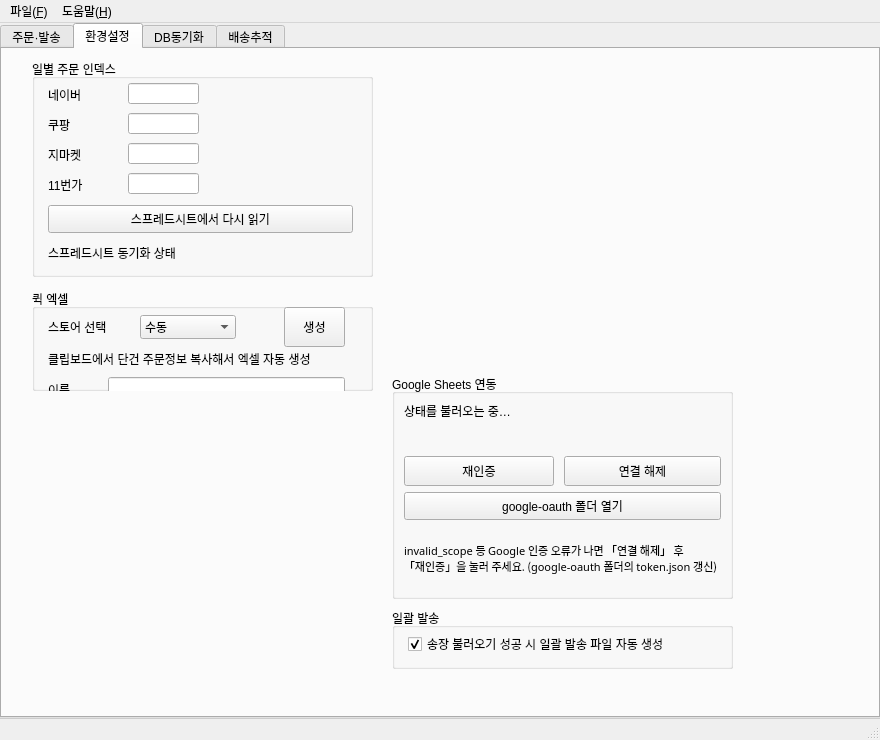
This is ui/main_window.ui in Peanut0711/easy-fulfill as Qt 5 draws it before an edit. The edited form follows.
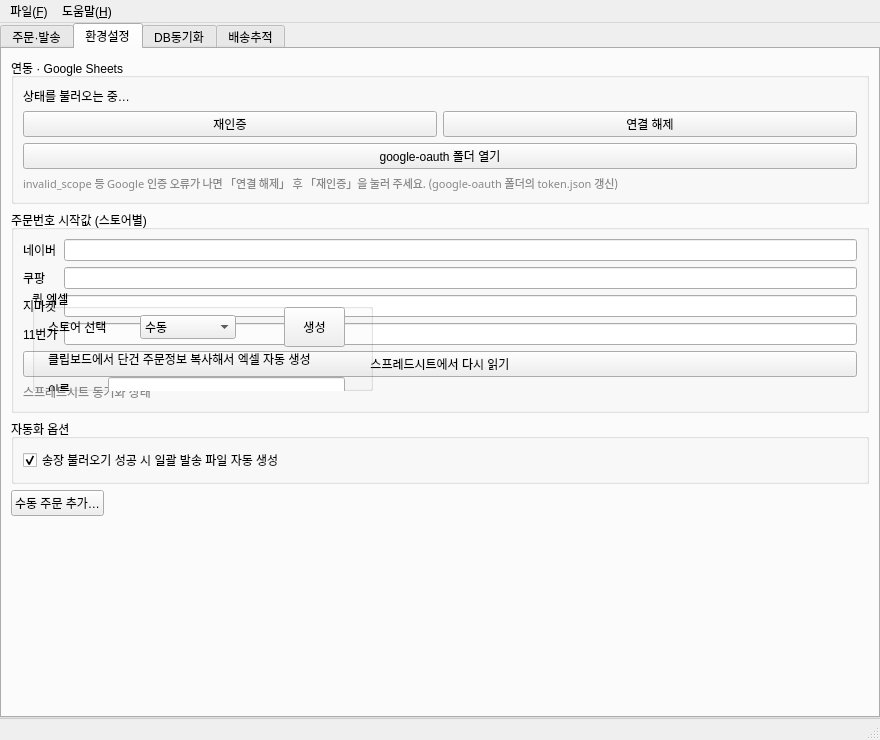
This is the edited form. The open tabs and pages were chosen to show the change.

Commit message:
refactor(ui): 환경설정 탭 레이아웃 기반 재구성 + 퀵엑셀 다이얼로그 분리
절대좌표로 흩어져 있던 환경설정 탭(tab_2)을 QVBoxLayout 기반으로 재배치.
- 논리 순서로 정렬: 연동(Google Sheets) → 주문번호 시작값 → 자동화 옵션.
  주문 인덱스는 QFormLayout, 상태 라벨은 회색으로 낮춤. 그룹 제목 명확화.
- '퀵 엑셀'(수동 단건 주문 입력→생성)을 탭에서 빼 별도 모달리스 다이얼로그로
  분리하고, 탭엔 「수동 주문 추가…」 버튼만 노출. 시작 시 groupBox를 다이얼로그로
  reparent(objectName·시그널 보존). 구 절대좌표 보정 로직 제거.
- .ui 변경은 tab_2 구간으로 한정(나머지 탭 무수정). QUiLoader 로드·위젯 검증 완료.

```diff
--- a/ui/main_window.ui
+++ b/ui/main_window.ui
@@ -415,140 +415,212 @@
        <attribute name="title">
         <string>환경설정</string>
        </attribute>
-       <widget class="QGroupBox" name="groupBox_order_index">
-        <property name="geometry">
-         <rect>
-          <x>30</x>
-          <y>10</y>
-          <width>341</width>
-          <height>218</height>
-         </rect>
-        </property>
-        <property name="title">
-         <string>일별 주문 인덱스</string>
-        </property>
-        <widget class="QLabel" name="label_3">
-         <property name="geometry">
-          <rect>
-           <x>16</x>
-           <y>28</y>
-           <width>72</width>
-           <height>16</height>
-          </rect>
-         </property>
-         <property name="text">
-          <string>네이버</string>
-         </property>
-        </widget>
-        <widget class="QLineEdit" name="lineEdit_idx_naver">
-         <property name="geometry">
-          <rect>
-           <x>96</x>
-           <y>24</y>
-           <width>71</width>
-           <height>21</height>
-          </rect>
-         </property>
-        </widget>
-        <widget class="QLabel" name="label_4">
-         <property name="geometry">
-          <rect>
-           <x>16</x>
-           <y>58</y>
-           <width>72</width>
-           <height>16</height>
-          </rect>
-         </property>
-         <property name="text">
-          <string>쿠팡</string>
-         </property>
-        </widget>
-        <widget class="QLineEdit" name="lineEdit_idx_coupang">
-         <property name="geometry">
-          <rect>
-           <x>96</x>
-           <y>54</y>
-           <width>71</width>
-           <height>21</height>
-          </rect>
-         </property>
-        </widget>
-        <widget class="QLabel" name="label_5">
-         <property name="geometry">
-          <rect>
-           <x>16</x>
-           <y>88</y>
-           <width>72</width>
-           <height>16</height>
-          </rect>
-         </property>
-         <property name="text">
-          <string>지마켓</string>
-         </property>
-        </widget>
-        <widget class="QLineEdit" name="lineEdit_idx_gmarket">
-         <property name="geometry">
-          <rect>
-           <x>96</x>
-           <y>84</y>
-           <width>71</width>
-           <height>21</height>
-          </rect>
-         </property>
-        </widget>
-        <widget class="QLabel" name="label_idx_11st">
-         <property name="geometry">
-          <rect>
-           <x>16</x>
-           <y>118</y>
-           <width>72</width>
-           <height>16</height>
-          </rect>
-         </property>
-         <property name="text">
-          <string>11번가</string>
-         </property>
-        </widget>
-        <widget class="QLineEdit" name="lineEdit_idx_11st">
-         <property name="geometry">
-          <rect>
-           <x>96</x>
-           <y>114</y>
-           <width>71</width>
-           <height>21</height>
-          </rect>
-         </property>
-        </widget>
-        <widget class="QPushButton" name="pushButton_index_sheet_refresh">
-         <property name="geometry">
-          <rect>
-           <x>16</x>
-           <y>146</y>
-           <width>305</width>
-           <height>28</height>
-          </rect>
-         </property>
-         <property name="text">
-          <string>스프레드시트에서 다시 읽기</string>
-         </property>
-        </widget>
-        <widget class="QLabel" name="label_index_sheet_sync">
-         <property name="geometry">
-          <rect>
-           <x>16</x>
-           <y>178</y>
-           <width>305</width>
-           <height>32</height>
-          </rect>
-         </property>
-         <property name="text">
-          <string>스프레드시트 동기화 상태</string>
-         </property>
-         <property name="wordWrap">
-          <bool>true</bool>
-         </property>
-        </widget>
-       </widget>
+       <layout class="QVBoxLayout" name="verticalLayout_settings">
+        <item>
+         <widget class="QGroupBox" name="groupBox_google_sheets">
+          <property name="title">
+           <string>연동 · Google Sheets</string>
+          </property>
+          <layout class="QVBoxLayout" name="verticalLayout_google_sheets">
+           <item>
+            <widget class="QLabel" name="label_google_auth_status">
+             <property name="text">
+              <string>상태를 불러오는 중…</string>
+             </property>
+             <property name="wordWrap">
+              <bool>true</bool>
+             </property>
+             <property name="alignment">
+              <set>Qt::AlignmentFlag::AlignLeft|Qt::AlignmentFlag::AlignTop</set>
+             </property>
+            </widget>
+           </item>
+           <item>
+            <layout class="QHBoxLayout" name="horizontalLayout_google_buttons">
+             <item>
+              <widget class="QPushButton" name="pushButton_google_reauth">
+               <property name="text">
+                <string>재인증</string>
+               </property>
+               <property name="toolTip">
+                <string>저장된 로그인을 지우고 브라우저에서 다시 Google 계정 연결</string>
+               </property>
+              </widget>
+             </item>
+             <item>
+              <widget class="QPushButton" name="pushButton_google_disconnect">
+               <property name="text">
+                <string>연결 해제</string>
+               </property>
+               <property name="toolTip">
+                <string>이 PC의 token.json만 삭제합니다. (계정 비밀번호 변경과는 별개)</string>
+               </property>
+              </widget>
+             </item>
+            </layout>
+           </item>
+           <item>
+            <widget class="QPushButton" name="pushButton_google_open_oauth_folder">
+             <property name="text">
+              <string>google-oauth 폴더 열기</string>
+             </property>
+            </widget>
+           </item>
+           <item>
+            <widget class="QLabel" name="label_google_auth_tip">
+             <property name="font">
+              <font>
+               <family>맑은 고딕</family>
+               <pointsize>8</pointsize>
+              </font>
+             </property>
+             <property name="text">
+              <string>invalid_scope 등 Google 인증 오류가 나면 「연결 해제」 후 「재인증」을 눌러 주세요. (google-oauth 폴더의 token.json 갱신)</string>
+             </property>
+             <property name="wordWrap">
+              <bool>true</bool>
+             </property>
+             <property name="styleSheet">
+              <string>color: #888;</string>
+             </property>
+            </widget>
+           </item>
+          </layout>
+         </widget>
+        </item>
+        <item>
+         <widget class="QGroupBox" name="groupBox_order_index">
+          <property name="title">
+           <string>주문번호 시작값 (스토어별)</string>
+          </property>
+          <layout class="QVBoxLayout" name="verticalLayout_order_index">
+           <item>
+            <layout class="QFormLayout" name="formLayout_order_index">
+             <item row="0" column="0">
+              <widget class="QLabel" name="label_3">
+               <property name="text">
+                <string>네이버</string>
+               </property>
+              </widget>
+             </item>
+             <item row="0" column="1">
+              <widget class="QLineEdit" name="lineEdit_idx_naver"/>
+             </item>
+             <item row="1" column="0">
+              <widget class="QLabel" name="label_4">
+               <property name="text">
+                <string>쿠팡</string>
+               </property>
+              </widget>
+             </item>
+             <item row="1" column="1">
+              <widget class="QLineEdit" name="lineEdit_idx_coupang"/>
+             </item>
+             <item row="2" column="0">
+              <widget class="QLabel" name="label_5">
+               <property name="text">
+                <string>지마켓</string>
+               </property>
+              </widget>
+             </item>
+             <item row="2" column="1">
+              <widget class="QLineEdit" name="lineEdit_idx_gmarket"/>
+             </item>
+             <item row="3" column="0">
+              <widget class="QLabel" name="label_idx_11st">
+               <property name="text">
+                <string>11번가</string>
+               </property>
+              </widget>
+             </item>
+             <item row="3" column="1">
+              <widget class="QLineEdit" name="lineEdit_idx_11st"/>
+             </item>
+            </layout>
+           </item>
+           <item>
+            <widget class="QPushButton" name="pushButton_index_sheet_refresh">
+             <property name="text">
+              <string>스프레드시트에서 다시 읽기</string>
+             </property>
+            </widget>
+           </item>
+           <item>
+            <widget class="QLabel" name="label_index_sheet_sync">
+             <property name="text">
+              <string>스프레드시트 동기화 상태</string>
+             </property>
+             <property name="wordWrap">
+              <bool>true</bool>
+             </property>
+             <property name="styleSheet">
+              <string>color: #888;</string>
+             </property>
+            </widget>
+           </item>
+          </layout>
+         </widget>
+        </item>
+        <item>
+         <widget class="QGroupBox" name="groupBox_batch_ship">
+          <property name="title">
+           <string>자동화 옵션</string>
+          </property>
+          <layout class="QVBoxLayout" name="verticalLayout_batch_ship">
+           <item>
+            <widget class="QCheckBox" name="checkBox_invoice_load_auto_generate">
+             <property name="text">
+              <string>송장 불러오기 성공 시 일괄 발송 파일 자동 생성</string>
+             </property>
+             <property name="checked">
+              <bool>true</bool>
+             </property>
+            </widget>
+           </item>
+          </layout>
+         </widget>
+        </item>
+        <item>
+         <layout class="QHBoxLayout" name="horizontalLayout_settings_tools">
+          <item>
+           <widget class="QPushButton" name="pushButton_open_quick_excel">
+            <property name="text">
+             <string>수동 주문 추가…</string>
+            </property>
+            <property name="toolTip">
+             <string>클립보드 단건 주문 또는 직접 입력으로 발송 엑셀을 만듭니다.</string>
+            </property>
+           </widget>
+          </item>
+          <item>
+           <spacer name="horizontalSpacer_settings_tools">
+            <property name="orientation">
+             <enum>Qt::Orientation::Horizontal</enum>
+            </property>
+            <property name="sizeHint" stdset="0">
+             <size>
+              <width>40</width>
+              <height>20</height>
+             </size>
+            </property>
+           </spacer>
+          </item>
+         </layout>
+        </item>
+        <item>
+         <spacer name="verticalSpacer_settings">
+          <property name="orientation">
+           <enum>Qt::Orientation::Vertical</enum>
+          </property>
+          <property name="sizeHint" stdset="0">
+           <size>
+            <width>20</width>
+            <height>40</height>
+           </size>
+          </property>
+         </spacer>
+        </item>
+       </layout>
        <widget class="QGroupBox" name="groupBox">
         <property name="geometry">
          <rect>
@@ -863,134 +935,6 @@
          </property>
         </widget>
        </widget>
-       <widget class="QGroupBox" name="groupBox_batch_ship">
-        <property name="geometry">
-         <rect>
-          <x>390</x>
-          <y>559</y>
-          <width>341</width>
-          <height>61</height>
-         </rect>
-        </property>
-        <property name="title">
-         <string>일괄 발송</string>
-        </property>
-        <widget class="QCheckBox" name="checkBox_invoice_load_auto_generate">
-         <property name="geometry">
-          <rect>
-           <x>16</x>
-           <y>24</y>
-           <width>311</width>
-           <height>24</height>
-          </rect>
-         </property>
-         <property name="text">
-          <string>송장 불러오기 성공 시 일괄 발송 파일 자동 생성</string>
-         </property>
-         <property name="checked">
-          <bool>true</bool>
-         </property>
-        </widget>
-       </widget>
-       <widget class="QGroupBox" name="groupBox_google_sheets">
-        <property name="geometry">
-         <rect>
-          <x>390</x>
-          <y>325</y>
-          <width>341</width>
-          <height>225</height>
-         </rect>
-        </property>
-        <property name="title">
-         <string>Google Sheets 연동</string>
-        </property>
-        <widget class="QLabel" name="label_google_auth_status">
-         <property name="geometry">
-          <rect>
-           <x>12</x>
-           <y>28</y>
-           <width>317</width>
-           <height>48</height>
-          </rect>
-         </property>
-         <property name="text">
-          <string>상태를 불러오는 중…</string>
-         </property>
-         <property name="wordWrap">
-          <bool>true</bool>
-         </property>
-         <property name="alignment">
-          <set>Qt::AlignmentFlag::AlignTop|Qt::AlignmentFlag::AlignLeft</set>
-         </property>
-        </widget>
-        <widget class="QLabel" name="label_google_auth_tip">
-         <property name="geometry">
-          <rect>
-           <x>12</x>
-           <y>152</y>
-           <width>317</width>
-           <height>64</height>
-          </rect>
-         </property>
-         <property name="font">
-          <font>
-           <family>맑은 고딕</family>
-           <pointsize>8</pointsize>
-          </font>
-         </property>
-         <property name="text">
-          <string>invalid_scope 등 Google 인증 오류가 나면 「연결 해제」 후 「재인증」을 눌러 주세요. (google-oauth 폴더의 token.json 갱신)</string>
-         </property>
-         <property name="wordWrap">
-          <bool>true</bool>
-         </property>
-        </widget>
-        <widget class="QPushButton" name="pushButton_google_reauth">
-         <property name="geometry">
-          <rect>
-           <x>12</x>
-           <y>82</y>
-           <width>150</width>
-           <height>30</height>
-          </rect>
-         </property>
-         <property name="text">
-          <string>재인증</string>
-         </property>
-         <property name="toolTip">
-          <string>저장된 로그인을 지우고 브라우저에서 다시 Google 계정 연결</string>
-         </property>
-        </widget>
-        <widget class="QPushButton" name="pushButton_google_disconnect">
-         <property name="geometry">
-          <rect>
-           <x>172</x>
-           <y>82</y>
-           <width>157</width>
-           <height>30</height>
-          </rect>
-         </property>
-         <property name="text">
-          <string>연결 해제</string>
-         </property>
-         <property name="toolTip">
-          <string>이 PC의 token.json만 삭제합니다. (계정 비밀번호 변경과는 별개)</string>
-         </property>
-        </widget>
-        <widget class="QPushButton" name="pushButton_google_open_oauth_folder">
-         <property name="geometry">
-          <rect>
-           <x>12</x>
-           <y>118</y>
-           <width>317</width>
-           <height>28</height>
-          </rect>
-         </property>
-         <property name="text">
-          <string>google-oauth 폴더 열기</string>
-         </property>
-        </widget>
-       </widget>
       </widget>
       <widget class="QWidget" name="tab_db_sheet_sync">
        <attribute name="title">
```
The commit also changes 1 other file.
